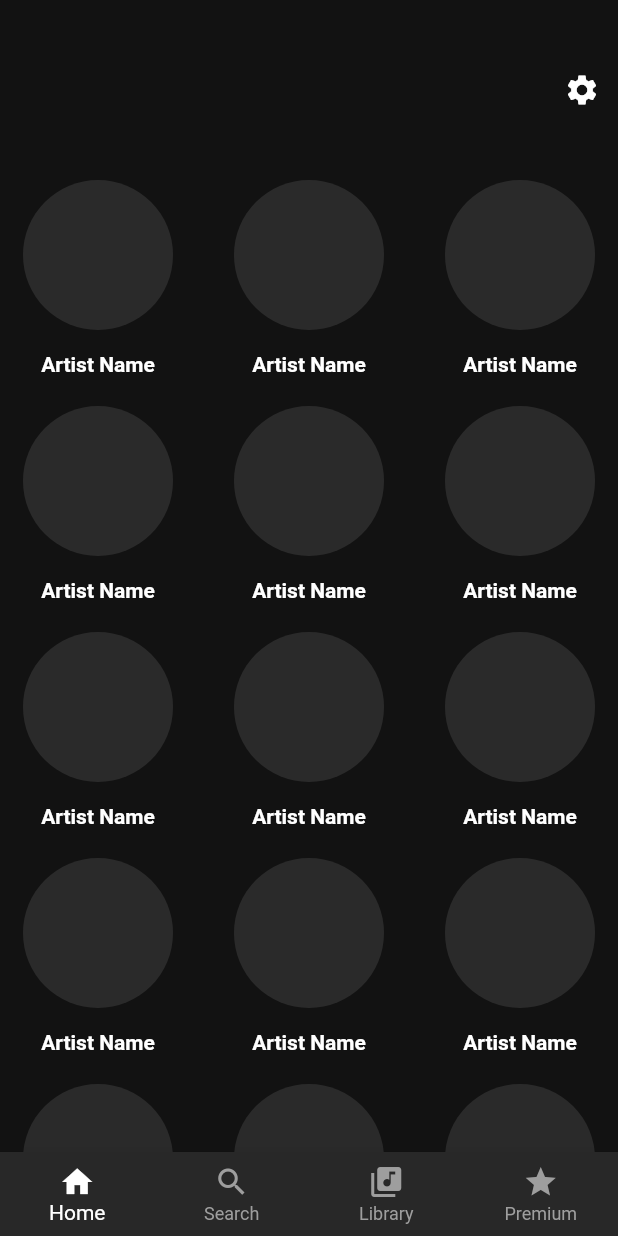
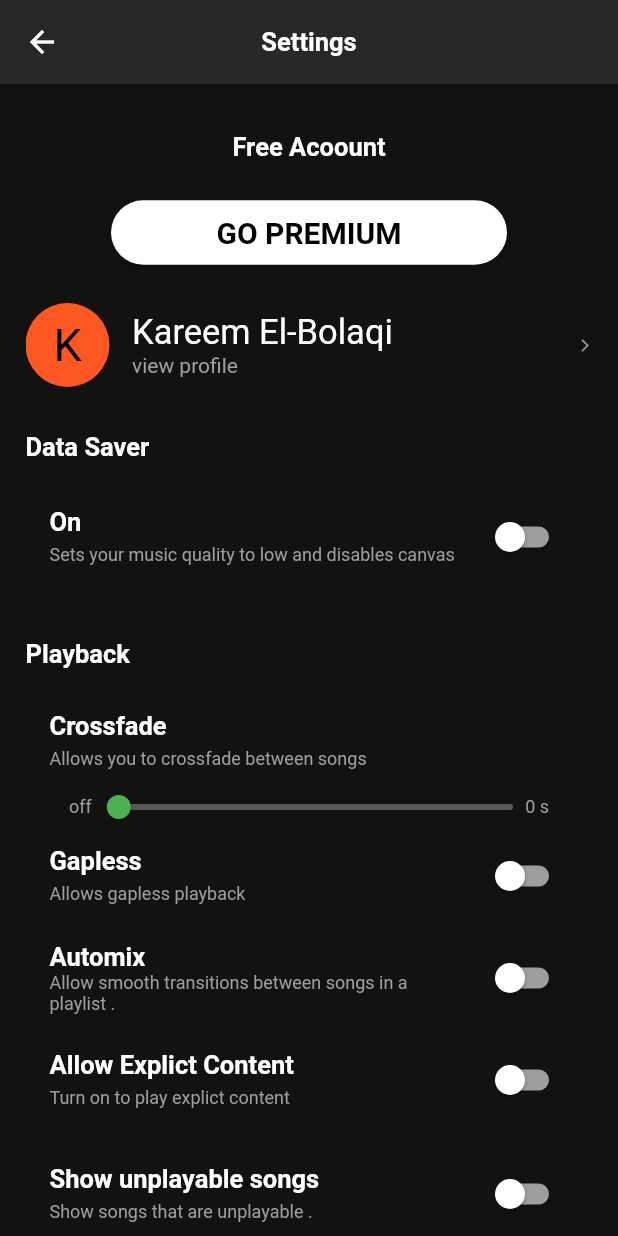
Before and after one commit to MagdyLaban/Spotify, a Flutter app: the screen it shows after launch, after a tap on the "settings" icon, on a phone screen of 412 x 824 dp. Run offline on Flutter 3.47's test engine with Material 2 defaults, Android fonts, the light colour scheme and no system bars.

Commit message:
add Settings screen

```diff
--- a/lib/main.dart
+++ b/lib/main.dart
@@ -1,11 +1,9 @@
 import 'package:flutter/material.dart';
+import 'package:flutter/services.dart';
 import 'package:spotifynew/screens/artists_screen.dart';
-import 'package:spotifynew/screens/bottom_nav_screens/home_screen.dart';
-import 'package:spotifynew/screens/bottom_nav_screens/library_screen.dart';
-import 'package:spotifynew/screens/bottom_nav_screens/premium_screen.dart';
-import 'package:spotifynew/screens/bottom_nav_screens/search_screen.dart';
 import 'package:spotifynew/screens/register_screen.dart';
-import 'screens/bottom_nav_screens/bottom_nav_bar.dart';
+import 'package:spotifynew/screens/settings_screen.dart';
+import 'screens/bottom_nav_screens/bottom_nav_bar_screen.dart';
 import 'screens/register_screen.dart';
 import 'screens/splash_screen.dart';
 
@@ -25,7 +23,7 @@ class MyApp extends StatelessWidget {
         RegisterScreen.id : (context) => RegisterScreen(),
         ArtistsScreen.id : (context) => ArtistsScreen(),
         BottomNavBar.id : (context) => BottomNavBar(),
-        SearchScreen.id : (context) => SearchScreen(),
+        SettingScreen.id: (context) => SettingScreen(),
       },
     );
   }
--- a/lib/screens/artists_screen.dart
+++ b/lib/screens/artists_screen.dart
@@ -1,7 +1,7 @@
 import 'package:flutter/material.dart';
 import 'package:spotifynew/components/sliver_appbar_with_search.dart';
 import 'package:spotifynew/components/artists_tiles_sliver_grid.dart';
-import 'package:spotifynew/screens/bottom_nav_screens/bottom_nav_bar.dart';
+import 'package:spotifynew/screens/bottom_nav_screens/bottom_nav_bar_screen.dart';
 import 'package:spotifynew/utilities/constant.dart';
 import 'package:spotifynew/components/rounded_action_button.dart';
 
--- a/lib/screens/bottom_nav_screens/bottom_nav_bar.dart
+++ b/lib/screens/bottom_nav_screens/bottom_nav_bar_screen.dart
@@ -37,6 +37,7 @@ class _BottomNavBarState extends State<BottomNavBar> {
         child: _widgetOptions.elementAt(_selectedIndex),
       ),
       bottomNavigationBar: BottomNavigationBar(
+
         backgroundColor: Color(0xff282828),
         type: BottomNavigationBarType.fixed,
         currentIndex: _selectedIndex,
--- a/lib/screens/bottom_nav_screens/home_screen.dart
+++ b/lib/screens/bottom_nav_screens/home_screen.dart
@@ -1,4 +1,5 @@
 import 'package:flutter/material.dart';
+import 'package:spotifynew/screens/settings_screen.dart';
 import 'package:spotifynew/utilities/constant.dart';
 import 'package:spotifynew/components/artists_tiles_sliver_grid.dart';
 
@@ -21,7 +22,9 @@ class _HomeScreenState extends State<HomeScreen> {
                   mainAxisAlignment: MainAxisAlignment.end,
                   children: <Widget>[
                     IconButton(
-                      onPressed: () {},
+                      onPressed: () {
+                        Navigator.pushNamed(context, SettingScreen.id);
+                      },
                       icon: Icon(
                         Icons.settings,
                         color: Colors.white,
@@ -32,7 +35,9 @@ class _HomeScreenState extends State<HomeScreen> {
               ),
               expandedHeight: 120,
             ),
-            ArtistsTilesSliverGrid(),
+            SliverPadding(
+              padding: EdgeInsets.all(10),
+            ),
           ],
         ));
   }
--- a/lib/screens/bottom_nav_screens/search_screen.dart
+++ b/lib/screens/bottom_nav_screens/search_screen.dart
@@ -1,7 +1,7 @@
 import 'package:flutter/material.dart';
 import 'package:spotifynew/components/sliver_appbar_with_search.dart';
 import 'package:spotifynew/utilities/constant.dart';
-import 'bottom_nav_bar.dart';
+import 'bottom_nav_bar_screen.dart';
 import 'package:spotifynew/components/search_category_sliver_grid.dart';
 class SearchScreen extends StatefulWidget {
   static const String id = 'search screen';
--- /dev/null
+++ b/lib/screens/settings_screen.dart
@@ -0,0 +1,516 @@
+import 'package:flutter/cupertino.dart';
+import 'package:flutter/gestures.dart';
+import 'package:flutter/material.dart';
+import 'package:spotifynew/screens/bottom_nav_screens/premium_screen.dart';
+import 'package:spotifynew/screens/splash_screen.dart';
+import 'package:spotifynew/utilities/constant.dart';
+import 'package:spotifynew/components/rounded_action_button.dart';
+
+class SettingScreen extends StatefulWidget {
+  static const String id = 'setting screen';
+  @override
+  _SettingScreenState createState() => _SettingScreenState();
+}
+
+class _SettingScreenState extends State<SettingScreen> {
+  bool val_of_switch1 = false;
+  bool val_of_switch2 = false;
+  bool val_of_switch3 = false;
+  bool val_of_switch4 = false;
+  bool val_of_switch5 = false;
+  bool val_of_switch6 = false;
+  bool val_of_switch7 = false;
+  bool val_of_switch8 = false;
+  bool val_of_switch9 = false;
+  bool val_of_switch10 = false;
+  bool val_of_switch11 = false;
+  bool val_of_switch12 = false;
+  bool val_of_switch13 = false;
+
+  int seconds = 0;
+  String dropmenu = 'Only in a car';
+
+  @override
+  Widget build(BuildContext context) {
+    return Scaffold(
+      appBar: AppBar(
+        centerTitle: true,
+        backgroundColor: Color(0xff282828),
+        elevation: 0,
+        title: Text(
+          'Settings',
+          style: kLogInLabelTextStyle,
+        ),
+      ),
+      backgroundColor: kBackgroundColor,
+      body: SafeArea(
+        child: Padding(
+          padding: EdgeInsets.symmetric(horizontal: 17),
+          child: ListView(
+            children: <Widget>[
+              Padding(
+                padding: EdgeInsets.only(top: 32),
+              ),
+              Text(
+                'Free Acoount',
+                style: kLogInLabelTextStyle,
+                textAlign: TextAlign.center,
+              ),
+              Padding(
+                padding: EdgeInsets.symmetric(horizontal: 57, vertical: 23),
+                child: RoundedActionButton(
+                  title: 'GO PREMIUM',
+                  onPressed: () {
+                    Navigator.push(
+                        context,
+                        MaterialPageRoute(
+                            builder: (context) => PremiumScreen()));
+                  },
+                ),
+              ),
+              Profile_Button(),
+              Mood(text: 'Data Saver'),
+              SettingItem_Switch(
+                title: 'On',
+                item: 'Sets your music quality to low and disables canvas',
+                switchval: val_of_switch1,
+                change_switchval: (bool val) {
+                  setState(() {
+                    val_of_switch1 = val;
+                  });
+                },
+              ),
+              Mood(text: 'Playback'),
+              SettingItem(
+                title: 'Crossfade',
+                subtitle: 'Allows you to crossfade between songs',
+              ),
+              Padding(
+                padding: EdgeInsets.symmetric(horizontal: 29),
+                child: Row(
+                  mainAxisAlignment: MainAxisAlignment.spaceEvenly,
+                  children: <Widget>[
+                    Text(
+                      'off',
+                      style: kSubtitleStyle,
+                    ),
+                    SizedBox(
+                      width: 10,
+                    ),
+                    Expanded(
+                      child: SliderTheme(
+                        data: SliderTheme.of(context).copyWith(
+                          inactiveTrackColor: Colors.grey.withOpacity(.5),
+                          activeTrackColor: Colors.green.withOpacity(1),
+                          thumbColor: Colors.green.withOpacity(1),
+                          overlayColor: Colors.green,
+                          thumbShape:
+                              RoundSliderThumbShape(enabledThumbRadius: 8),
+                          overlayShape:
+                              RoundSliderOverlayShape(overlayRadius: 3),
+                        ),
+                        child: Slider(
+                          value: seconds.toDouble(),
+                          onChanged: (double newval) {
+                            setState(() {
+                              seconds = newval.round();
+                            });
+                          },
+                          min: 0,
+                          max: 12,
+                        ),
+                      ),
+                    ),
+                    Text(
+                      '${seconds.toString()} s',
+                      style: kSubtitleStyle,
+                    )
+                  ],
+                ),
+              ),
+              SettingItem_Switch(
+                title: 'Gapless',
+                item: 'Allows gapless playback',
+                switchval: val_of_switch2,
+                change_switchval: (bool newval) {
+                  setState(() {
+                    val_of_switch2 = newval;
+                  });
+                },
+              ),
+              SettingItem_Switch(
+                title: 'Automix',
+                item: 'Allow smooth transitions between songs in a playlist .',
+                switchval: val_of_switch3,
+                change_switchval: (bool newval) {
+                  setState(() {
+                    val_of_switch3 = newval;
+                  });
+                },
+              ),
+              SettingItem_Switch(
+                title: 'Allow Explict Content',
+                item: 'Turn on to play explict content ',
+                switchval: val_of_switch4,
+                change_switchval: (bool newval) {
+                  setState(() {
+                    val_of_switch4 = newval;
+                  });
+                },
+              ),
+              SettingItem_Switch(
+                title: 'Show unplayable songs',
+                item: 'Show songs that are unplayable .',
+                switchval: val_of_switch5,
+                change_switchval: (bool newval) {
+                  setState(() {
+                    val_of_switch5 = newval;
+                  });
+                },
+              ),
+              SettingItem_Switch(
+                title: 'Normalize Volume',
+                item: 'Set tje same volume level for all tracks ',
+                switchval: val_of_switch6,
+                change_switchval: (bool newval) {
+                  setState(() {
+                    val_of_switch6 = newval;
+                  });
+                },
+              ),
+              SettingItem_Switch(
+                title: 'Device Broadcast Status',
+                item:
+                    'Allow other apps on your device to see what you are listening to.',
+                switchval: val_of_switch7,
+                change_switchval: (bool newval) {
+                  setState(() {
+                    val_of_switch7 = newval;
+                  });
+                },
+              ),
+              SettingItem_Switch(
+                title: 'Autoplay',
+                item:
+                    'Keep on listening to similar tracks when your music ends .',
+                switchval: val_of_switch8,
+                change_switchval: (bool newval) {
+                  setState(() {
+                    val_of_switch8 = newval;
+                  });
+                },
+              ),
+              Mood(text: 'Devices'),
+              SettingItem(
+                  title: 'Connect to a device',
+                  subtitle: 'Listen and Control Spotify on your devices'),
+              SettingItem_Switch(
+                title: 'Show local device only',
+                item:
+                    'Only show devices on your WiFi or ethernet in the devices menu .',
+                switchval: val_of_switch9,
+                change_switchval: (bool newval) {
+                  setState(() {
+                    val_of_switch9 = newval;
+                  });
+                },
+              ),
+              SettingItem_Switch(
+                title: 'Spotify Connect in background',
+                item:
+                    'Allow Spotify Connect to keep Spotify running when the app in background',
+                switchval: val_of_switch10,
+                change_switchval: (bool newval) {
+                  setState(() {
+                    val_of_switch10 = newval;
+                  });
+                },
+              ),
+              Mood(text: 'Connect to Apps'),
+              SettingItem(
+                  title: 'Navigation',
+                  subtitle: 'Connect with navigation apps'),
+              Mood(text: 'Car mode'),
+              Row(children: <Widget>[
+                Expanded(
+                    flex: 2,
+                    child: SettingItem(
+                      title: 'Switch to car mode',
+                      subtitle: 'When you are in a car you will see car mode',
+                    )),
+                Expanded(
+                  flex: 1,
+                  child: DropdownButton(
+                    isExpanded: true,
+                    value: dropmenu,
+                    style: kSignUpFormTextStyle,
+                    dropdownColor: Color(0xff282828),
+                    itemHeight: 50,
+                    autofocus: true,
+                    underline: Container(
+                      height: 1,
+                      color: Colors.grey.withOpacity(.4),
+                    ),
+                    onChanged: (String newval) {
+                      setState(() {
+                        dropmenu = newval;
+                      });
+                    },
+                    items: <String>['Only in a car', 'Never']
+                        .map<DropdownMenuItem<String>>((String value) {
+                      return DropdownMenuItem(
+                        value: value,
+                        child: Text(value),
+                      );
+                    }).toList(),
+                  ),
+                ),
+              ]),
+              SettingItem_Switch(
+                title: 'Keep app open on screen',
+                item:
+                    'Turn this on and the app will stay up on ypur screen while you are in car mode',
+                switchval: val_of_switch11,
+                change_switchval: (bool newval) {
+                  setState(() {
+                    val_of_switch11 = newval;
+                  });
+                },
+              ),
+              Mood(text: 'Social'),
+              SettingItem_Switch(
+                title: 'Private session',
+                item: 'Start a private session to listen anonymously',
+                switchval: val_of_switch12,
+                change_switchval: (bool newval) {
+                  setState(() {
+                    val_of_switch12 = newval;
+                  });
+                },
+              ),
+              SettingItem_Switch(
+                title: 'Listening activity',
+                item: 'Share what i listen to with my followers on Spotify .',
+                switchval: val_of_switch13,
+                change_switchval: (bool newval) {
+                  setState(() {
+                    val_of_switch13 = newval;
+                  });
+                },
+              ),
+              Mood(text: 'Connect to Facebook'),
+              Mood(text: 'Storage'),
+              StorageTrack(),
+              StorageSpace(
+                text: 'Other apps                   34.4 GB',
+                color: Colors.blue,
+              ),
+              StorageSpace(
+                text: 'Cache                           7.0 MB',
+                color: Colors.grey,
+              ),
+              StorageSpace(
+                  text: 'Free                              72.3 GB',
+                  color: Color(0xff282828)),
+              Mood(text: 'Notifications'),
+              SettingItem(
+                  title: 'Notifications',
+                  subtitle: 'Choose which notifications to receive '),
+              Mood(text: 'About'),
+              SettingItem(title: 'Version', subtitle: '8.5.76.962'),
+              SettingItem(
+                  title: 'Third-party software',
+                  subtitle: 'Sweet software that helped us .'),
+              SettingItem(
+                  title: 'Terms and Conditions',
+                  subtitle: 'All the stuff you need to know .'),
+              SettingItem(
+                  title: 'Privacy Policy',
+                  subtitle: 'Important fot both of us .'),
+              SettingItem(
+                  title: 'Support',
+                  subtitle: 'Get help from us and the community .'),
+              Mood(text: 'Other'),
+              SettingItem(
+                  title: 'Log out',
+                  subtitle: 'You are logged in as Kareem El-Bolaqi'),
+            ],
+          ),
+        ),
+      ),
+    );
+  }
+}
+
+class StorageSpace extends StatelessWidget {
+  final Color color;
+  final String text;
+  StorageSpace({@required this.color, @required this.text});
+  @override
+  Widget build(BuildContext context) {
+    return Padding(
+      padding: const EdgeInsets.only(top: 13, left: 15),
+      child: Row(
+        children: <Widget>[
+          CircleAvatar(
+            backgroundColor: color,
+            radius: 6,
+          ),
+          SizedBox(
+            width: 10,
+          ),
+          Text(
+            text,
+            style: TextStyle(fontSize: 12, color: Colors.white),
+          ),
+        ],
+      ),
+    );
+  }
+}
+
+class StorageTrack extends StatelessWidget {
+  @override
+  Widget build(BuildContext context) {
+    return Padding(
+      padding: const EdgeInsets.only(left: 14, top: 5),
+      child: Container(
+          height: 8,
+          decoration: BoxDecoration(
+            color: Color(0xff282828),
+            borderRadius: BorderRadius.all(Radius.circular(4)),
+          ),
+          child: Padding(
+            padding: const EdgeInsets.only(right: 180),
+            child: Container(
+              decoration: BoxDecoration(
+                color: Colors.blue,
+                borderRadius: BorderRadius.only(
+                  bottomLeft: Radius.circular(4),
+                  topLeft: Radius.circular(4),
+                ),
+              ),
+            ),
+          )),
+    );
+  }
+}
+
+class Profile_Button extends StatelessWidget {
+  @override
+  Widget build(BuildContext context) {
+    return GestureDetector(
+      onTap: null,
+      child: Row(
+        children: <Widget>[
+          CircleAvatar(
+            child: Text(
+              'K',
+              style: TextStyle(fontSize: 30, color: Colors.black),
+            ),
+            radius: 28,
+            backgroundColor: Colors.deepOrange,
+          ),
+          SizedBox(
+            width: 15,
+          ),
+          Column(
+            crossAxisAlignment: CrossAxisAlignment.start,
+            children: <Widget>[
+              Text('Kareem El-Bolaqi',
+                  style: TextStyle(fontSize: 23, color: Colors.white)),
+              Text(
+                'view profile',
+                style: TextStyle(color: Colors.grey),
+              ),
+            ],
+          ),
+          Expanded(
+            child: SizedBox(),
+          ),
+          Icon(
+            Icons.arrow_forward_ios,
+            size: 10,
+            color: Colors.grey,
+          )
+        ],
+      ),
+    );
+  }
+}
+
+class SettingItem_Switch extends StatelessWidget {
+
+  SettingItem_Switch(
+      {@required this.title,
+      @required this.item,
+      this.switchval,
+      this.change_switchval
+      });
+
+  final String title;
+  final String item;
+  final Function change_switchval;
+  final bool switchval;
+
+  @override
+  Widget build(BuildContext context) {
+    return Padding(
+      padding: const EdgeInsets.symmetric(vertical: 2),
+      child: SwitchListTile(
+        title: Text(
+          title,
+          style: kLogInLabelTextStyle,
+        ),
+        subtitle: Text(
+          item,
+          style: kSubtitleStyle,
+        ),
+        activeColor: Colors.green,
+        value: switchval,
+        activeTrackColor: Colors.green.withOpacity(.3),
+        inactiveThumbColor: Colors.white,
+        inactiveTrackColor: Colors.grey,
+        onChanged: change_switchval,
+      ),
+    );
+  }
+}
+
+class Mood extends StatelessWidget {
+  final String text;
+  Mood({@required this.text});
+
+  @override
+  Widget build(BuildContext context) {
+    return Padding(
+      padding: const EdgeInsets.only(top: 30, bottom: 12),
+      child: Text(
+        text,
+        style: kLogInLabelTextStyle,
+      ),
+    );
+  }
+}
+
+class SettingItem extends StatelessWidget {
+  final String title;
+  final String subtitle;
+
+  SettingItem({@required this.title, @required this.subtitle});
+  @override
+  Widget build(BuildContext context) {
+    return ListTile(
+      title: Text(
+        title,
+        style: kLogInLabelTextStyle,
+      ),
+      subtitle: Text(
+        subtitle,
+        style: kSubtitleStyle,
+      ),
+    );
+  }
+}
+
+const TextStyle kSubtitleStyle = TextStyle(color: Colors.grey, fontSize: 12);
```
Also changed, not shown: pubspec.lock.
